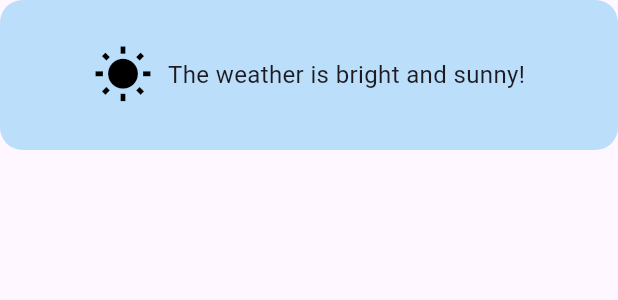
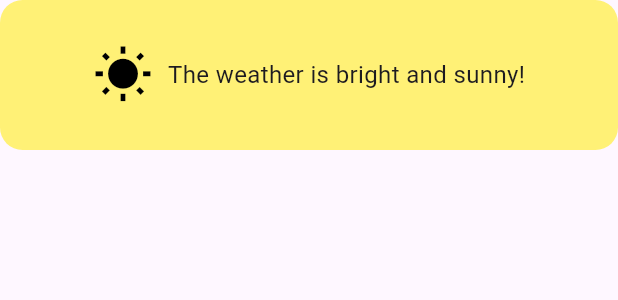
Before and after one commit to rabiaryal/weather_009, a Flutter app: the Descriptionweathers widget shown alone on an empty page, opened directly with empty values, on a phone screen of 412 x 824 dp. Shown: the top 300 px of the screen. Run offline on Flutter 3.47's test engine with Material 3 defaults, Android fonts, the phone set to English and light mode, and no system bars; our stand-ins replace bloc, equatable, flutter_bloc, geocoding, geolocator; missing offline and left inert: searchable_listview; network calls fail.

Commit message:
types of weather added

```diff
--- a/lib/pages/widgets/displayweather.dart
+++ b/lib/pages/widgets/displayweather.dart
@@ -13,7 +13,11 @@ class Descriptionweathers extends StatelessWidget {
       width: double.infinity,
       padding: const EdgeInsets.all(16),
       decoration: BoxDecoration(
-        color: Colors.blue.shade100,
+
+        color:
+
+
+         weatherType.getBackgroundColor(), // Use the new background color method
         borderRadius: BorderRadius.circular(15),
       ),
       child: Row(
@@ -21,15 +25,14 @@ class Descriptionweathers extends StatelessWidget {
         crossAxisAlignment: CrossAxisAlignment.center,
         children: [
           Icon(
-            weatherType.getIcon(), // Get the icon based on the weather type
+            weatherType.getIcon(), // Use the new getIcon method
             size: 40,
             color: Colors.black,
           ),
           const SizedBox(width: 10), // Space between icon and text
           Flexible(
             child: Text(
-              weatherType
-                  .getDescription(), // Get the description based on the weather type
+              weatherType.getDescription(), // Use the new getDescription method
               style: const TextStyle(fontSize: 16),
               maxLines: 2, // Maximum number of lines the text can take
               overflow: TextOverflow.ellipsis, // Shows "..." if it overflows
--- a/lib/pages/widgets/weathertypes.dart
+++ b/lib/pages/widgets/weathertypes.dart
@@ -1,11 +1,13 @@
 import 'package:flutter/material.dart';
-
 
 enum Weathertypes {
   sunny,
   cloudy,
   rain,
   snow,
+  fog,
+  thunderstorm,
+  wind,
 }
 
 extension WeatherFunction on Weathertypes {
@@ -16,37 +18,59 @@ extension WeatherFunction on Weathertypes {
       case Weathertypes.cloudy:
         return 'It is cloudy with a chance of gloom.';
       case Weathertypes.rain:
-        return 'It is raining bring an umbrella!';
+        return 'It is raining, bring an umbrella!';
       case Weathertypes.snow:
         return 'Snow is falling, it\'s going to be chilly!';
+      case Weathertypes.fog:
+        return 'It\'s foggy, visibility might be low!';
+      case Weathertypes.thunderstorm:
+        return 'Thunderstorm! Stay safe indoors!';
+      case Weathertypes.wind:
+        return 'It\'s quite windy outside!';
+      default:
+        return 'The weather is unpredictable!';
     }
   }
-    IconData getIcon() {
+
+  IconData getIcon() {
     switch (this) {
       case Weathertypes.sunny:
-        return Icons.wb_sunny; // Use relevant icons for each weather type
+        return Icons.wb_sunny;
       case Weathertypes.cloudy:
         return Icons.cloud;
       case Weathertypes.rain:
         return Icons.umbrella;
       case Weathertypes.snow:
-        return Icons.ac_unit; // Snowflake icon
+        return Icons.ac_unit;
+      case Weathertypes.fog:
+        return Icons.foggy;
+      case Weathertypes.thunderstorm:
+        return Icons.thunderstorm;
+      case Weathertypes.wind:
+        return Icons.air;
+      default:
+        return Icons.help_outline; // Default icon
     }
   }
-
 
   Color getBackgroundColor() {
     switch (this) {
       case Weathertypes.sunny:
-        return Colors.yellow;
+        return Colors.yellow.shade300;
       case Weathertypes.cloudy:
-        return Colors.grey;
+        return Colors.grey.shade600;
       case Weathertypes.rain:
-        return Colors.blue;
+        return Colors.blue.shade400;
       case Weathertypes.snow:
         return Colors.lightBlue.shade100;
+      case Weathertypes.fog:
+        return Colors.grey.shade400;
+      case Weathertypes.thunderstorm:
+        return Colors.deepPurple.shade700;
+      case Weathertypes.wind:
+        return Colors.teal.shade200;
+      default:
+        return Colors.blueGrey; // Default color
     }
   }
-
-
 }
```
Also changed, not shown: lib/models/weathermode.dart (+57 -19 lines), lib/pages/firstpage.dart (+9 -12 lines).
